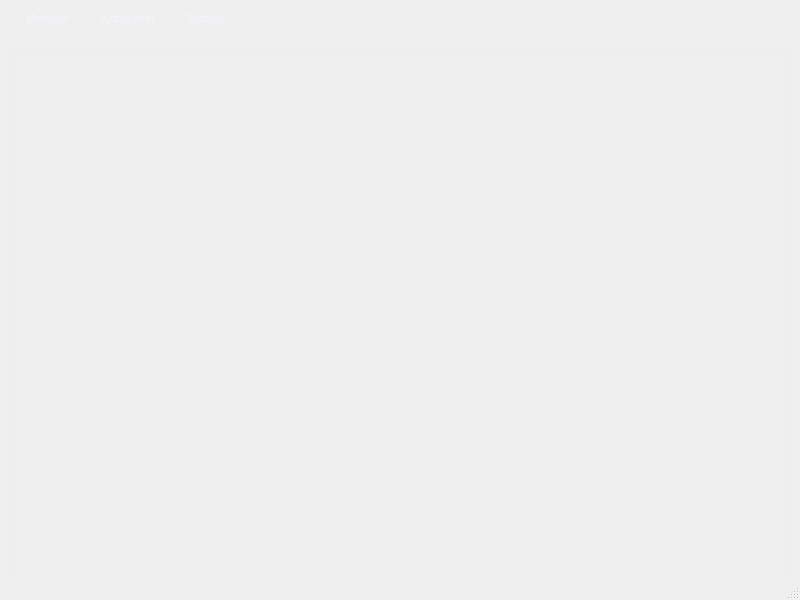
First picture: the form in mainwindow.ui, repository Codemaestro-Dmitry/NIR_Fedosov_D_D, before the edit.
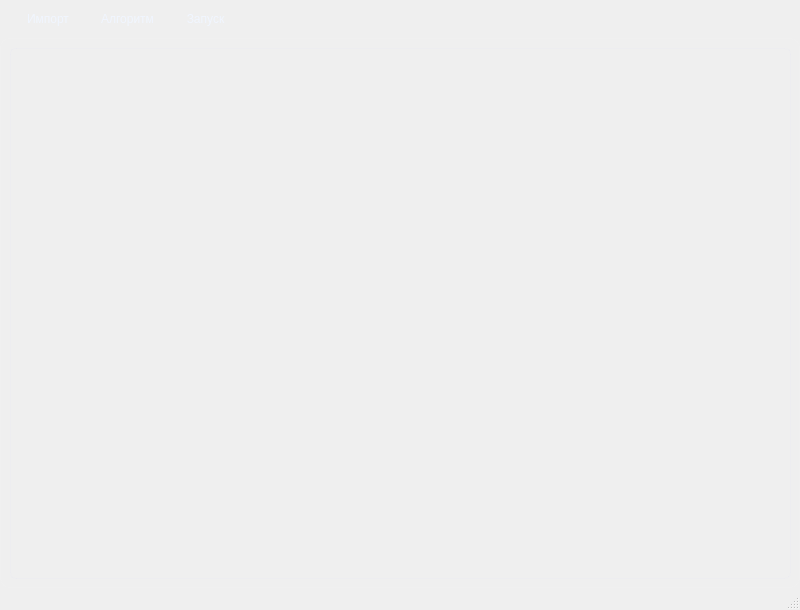
Second picture: the form after the edit.

Patch:
```diff
--- a/mainwindow.ui
+++ b/mainwindow.ui
@@ -7,9 +7,21 @@
     <x>0</x>
     <y>0</y>
     <width>800</width>
-    <height>600</height>
+    <height>610</height>
    </rect>
   </property>
+  <property name="sizePolicy">
+   <sizepolicy hsizetype="Preferred" vsizetype="Preferred">
+    <horstretch>0</horstretch>
+    <verstretch>0</verstretch>
+   </sizepolicy>
+  </property>
+  <property name="minimumSize">
+   <size>
+    <width>800</width>
+    <height>610</height>
+   </size>
+  </property>
   <property name="windowTitle">
    <string>MainWindow</string>
   </property>
@@ -207,6 +219,12 @@
 </string>
   </property>
   <widget class="QWidget" name="centralwidget">
+   <property name="sizePolicy">
+    <sizepolicy hsizetype="Expanding" vsizetype="Expanding">
+     <horstretch>0</horstretch>
+     <verstretch>0</verstretch>
+    </sizepolicy>
+   </property>
    <widget class="QGraphicsView" name="graphicsView_map">
     <property name="geometry">
      <rect>
@@ -216,6 +234,42 @@
       <height>531</height>
      </rect>
     </property>
+    <property name="sizePolicy">
+     <sizepolicy hsizetype="Expanding" vsizetype="Expanding">
+      <horstretch>100</horstretch>
+      <verstretch>100</verstretch>
+     </sizepolicy>
+    </property>
+    <property name="minimumSize">
+     <size>
+      <width>781</width>
+      <height>531</height>
+     </size>
+    </property>
+    <property name="maximumSize">
+     <size>
+      <width>16777215</width>
+      <height>16777215</height>
+     </size>
+    </property>
+    <property name="tabletTracking">
+     <bool>false</bool>
+    </property>
+    <property name="focusPolicy">
+     <enum>Qt::FocusPolicy::StrongFocus</enum>
+    </property>
+    <property name="frameShadow">
+     <enum>QFrame::Shadow::Sunken</enum>
+    </property>
+    <property name="lineWidth">
+     <number>2</number>
+    </property>
+    <property name="resizeAnchor">
+     <enum>QGraphicsView::ViewportAnchor::AnchorViewCenter</enum>
+    </property>
+    <property name="viewportUpdateMode">
+     <enum>QGraphicsView::ViewportUpdateMode::NoViewportUpdate</enum>
+    </property>
    </widget>
   </widget>
   <widget class="QMenuBar" name="menubar">
```
Left out of the diff: 3 changed lines with no effect on the pictures.
